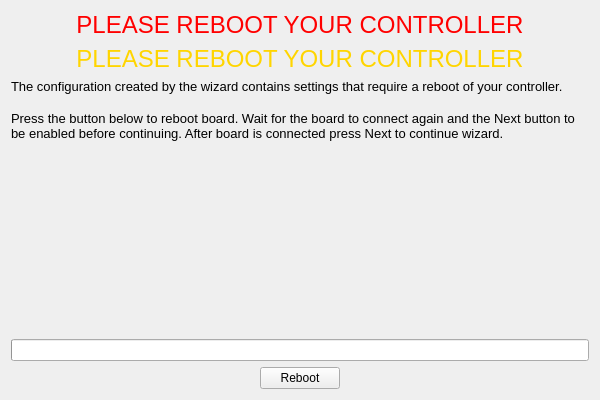
Qt form ground/openpilotgcs/src/plugins/setupwizard/pages/rebootpage.ui (openpilot/OpenPilot) before a commit.
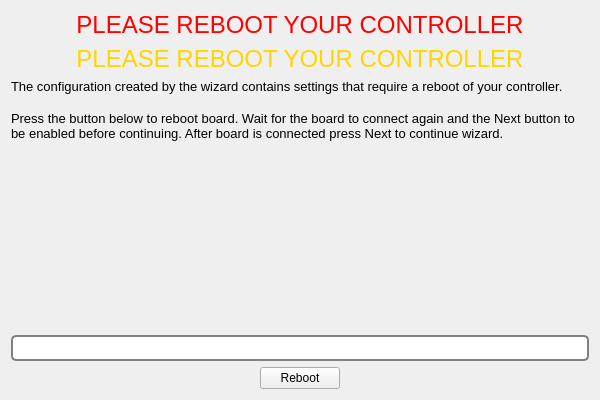
The same form after that commit.

Commit message: OP-1628 Fixed button enablement glitch. Added style sheet to reboot page progress bar.

Diff of the .ui file:
```diff
--- a/ground/openpilotgcs/src/plugins/setupwizard/pages/rebootpage.ui
+++ b/ground/openpilotgcs/src/plugins/setupwizard/pages/rebootpage.ui
@@ -93,6 +93,18 @@
    </item>
    <item>
     <widget class="QProgressBar" name="rebootProgress">
+     <property name="styleSheet">
+      <string notr="true">QProgressBar {
+     border: 2px solid grey;
+     border-radius: 5px;
+     text-align: center;
+ }
+QProgressBar::chunk {
+     background-color: #3D6699;
+     width: 10px;
+     margin: 0.5px;
+ }</string>
+     </property>
      <property name="maximum">
       <number>6</number>
      </property>
```
The commit also changes 4 other files.
